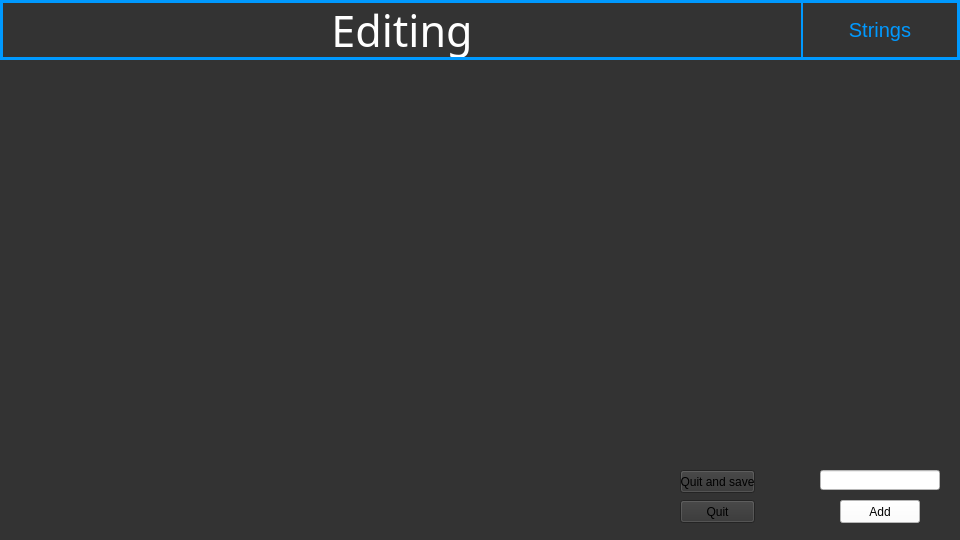
Before: the Qt Designer form mainwindow.ui in Coolxer/Vis4xe, drawn with Qt 5.
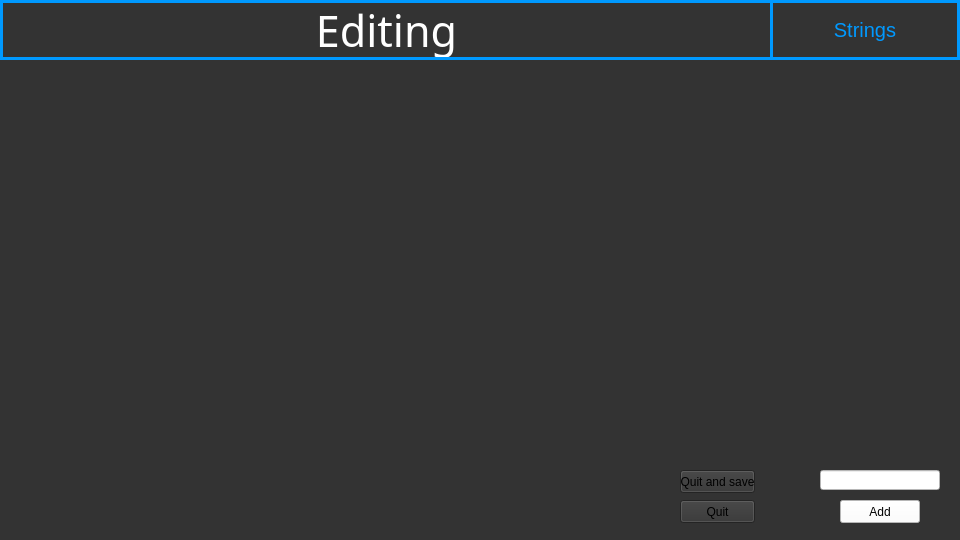
After: the same form once the commit is applied.

Commit message: customized delBox

What changed in the file:
```diff
--- a/mainwindow.ui
+++ b/mainwindow.ui
@@ -318,9 +318,9 @@
      <widget class="QLabel" name="stringsHeader">
       <property name="geometry">
        <rect>
-        <x>800</x>
+        <x>770</x>
         <y>0</y>
-        <width>160</width>
+        <width>190</width>
         <height>60</height>
        </rect>
       </property>
@@ -400,7 +400,7 @@
        <rect>
         <x>0</x>
         <y>0</y>
-        <width>801</width>
+        <width>770</width>
         <height>60</height>
        </rect>
       </property>
```
The commit also changes 2 other files.
